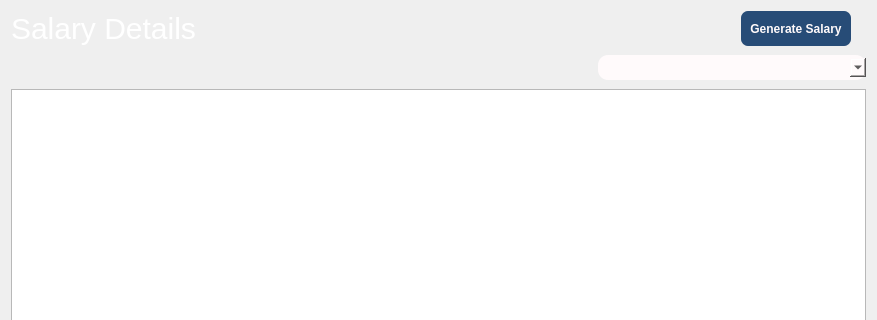
The window that ui/widgets/salarywidget.ui (ahmedivy/hr-ms) describes before a commit, drawn with Qt 5; both pictures show x 0 to 877 and y 0 to 320 of the 877 by 713 pixel window.
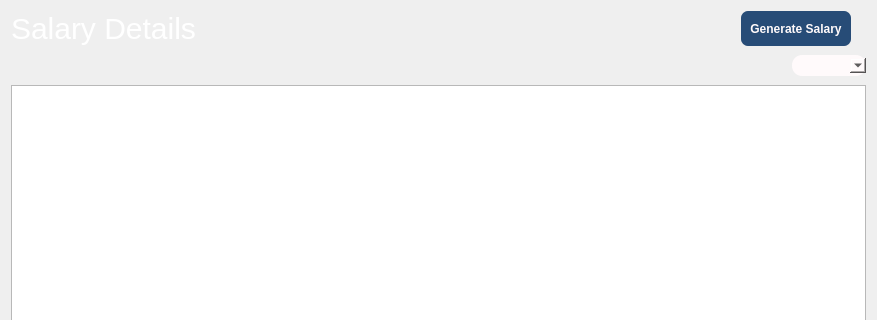
The same window after the commit.

Diff of the .ui file:
```diff
--- a/ui/widgets/salarywidget.ui
+++ b/ui/widgets/salarywidget.ui
@@ -102,9 +102,8 @@
            <property name="styleSheet">
             <string notr="true">background-color:#FFFAFB;
 border-radius:10px;
-width:250px;
-height: 25px;
-margin: 3px 0;</string>
+margin: 3px 0;
+font-size: 16px</string>
            </property>
           </widget>
          </item>
```
